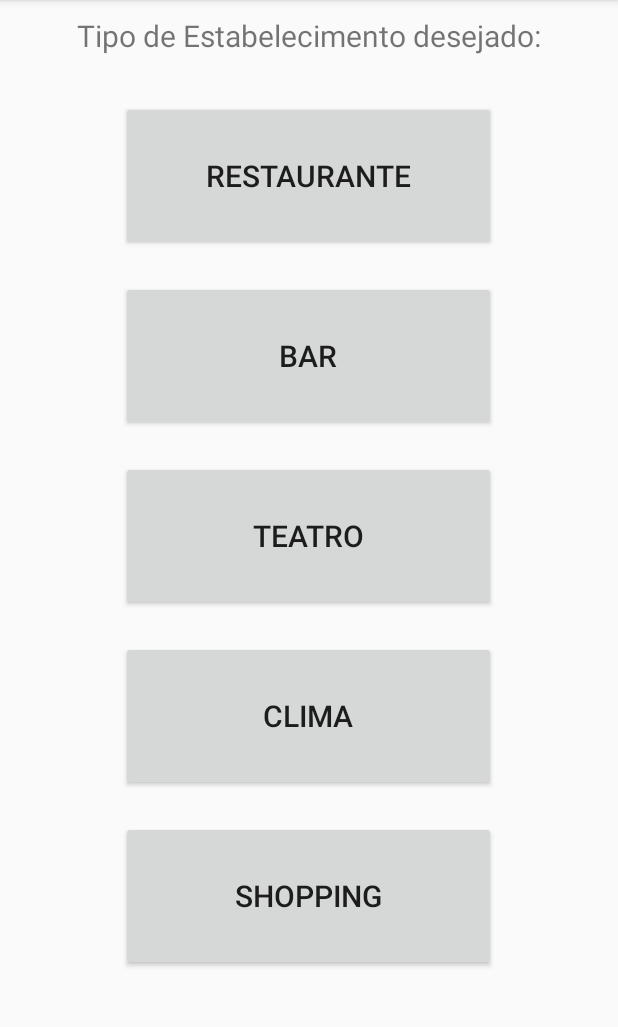
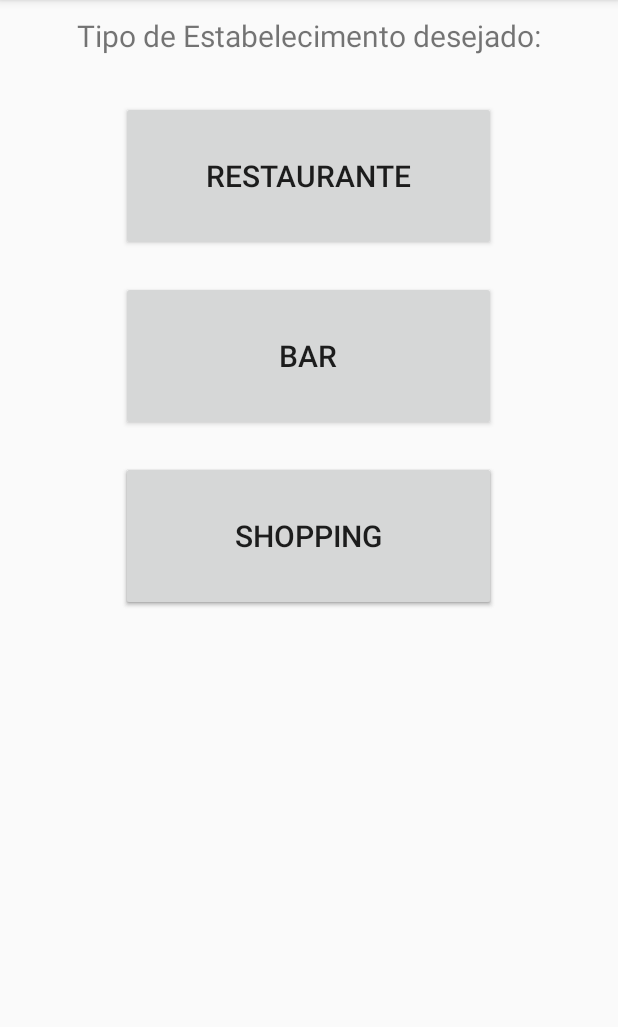
Before and after one commit to joaopaulojpos/Jaime, an Android app: the screen it shows after launch (CategoriaEstabelecimentosActivity), on a phone screen of 412 x 824 dp, the part 84-1111 px from its top. Run offline under Robolectric (Android 15) with nearby library versions, the phone set to English and light mode, and no system bars; 1 statement that could not run was skipped.

Commit message:
Atualizando a tela, retirado o Botão de Clima

```diff
--- a/app/src/main/java/com/jaime/jaime/activity/CategoriaEstabelecimentosActivity.java
+++ b/app/src/main/java/com/jaime/jaime/activity/CategoriaEstabelecimentosActivity.java
@@ -5,11 +5,8 @@ import android.support.v7.app.AppCompatActivity;
 import android.os.Bundle;
 import android.view.View;
 import android.widget.Button;
-import android.widget.Toast;
 
 import com.jaime.jaime.R;
-import com.jaime.jaime.apiclima.Clima;
-import com.jaime.jaime.teste.TesteActivity;
 
 public class CategoriaEstabelecimentosActivity extends AppCompatActivity implements View.OnClickListener {
     private Button btnRestaurante;
@@ -55,13 +52,6 @@ public class CategoriaEstabelecimentosActivity extends AppCompatActivity impleme
     }
 
 
-    //Estou fazendo esse metodo aqui para chamar a activity de Clima.
-    public void acionarClima(View view) {
-        Intent intent = new Intent(this, Clima.class);
-        startActivity(intent);
-    }
-
-
     public void pegarReferencias() {
         btnRestaurante = findViewById(R.id.btnRestaurante);
         btnBar = findViewById(R.id.btnBar);
--- a/app/src/main/res/layout/activity_categoria_estabelecimentos.xml
+++ b/app/src/main/res/layout/activity_categoria_estabelecimentos.xml
@@ -57,21 +57,10 @@
                 android:textSize="20dp" />
 
             <Button
-                android:id="@+id/btnClima"
-                android:layout_width="250dp"
-                android:layout_height="100dp"
-                android:layout_below="@+id/btnTeatro"
-                android:layout_centerHorizontal="true"
-                android:layout_marginTop="20dp"
-                android:onClick="acionarClima"
-                android:text="Clima"
-                android:textSize="20dp" />
-
-            <Button
                 android:id="@+id/btnShopping"
                 android:layout_width="250dp"
                 android:layout_height="100dp"
-                android:layout_below="@id/btnClima"
+                android:layout_below="@id/btnBar"
                 android:layout_centerHorizontal="true"
                 android:layout_marginTop="20dp"
                 android:text="Shopping"
```
